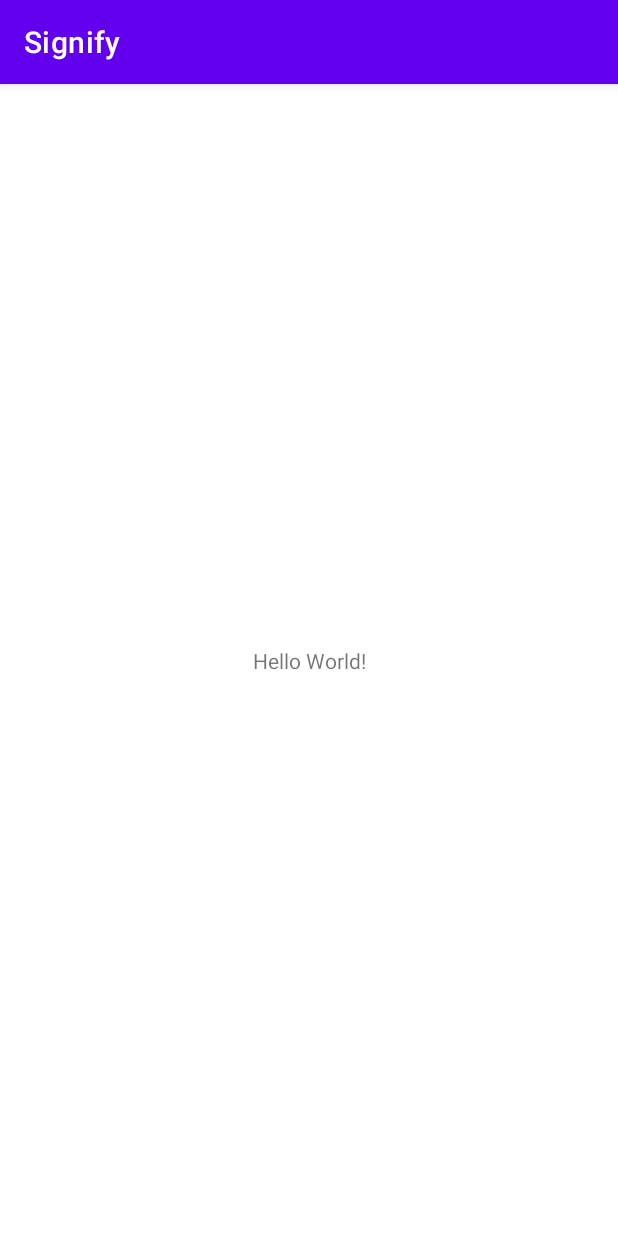
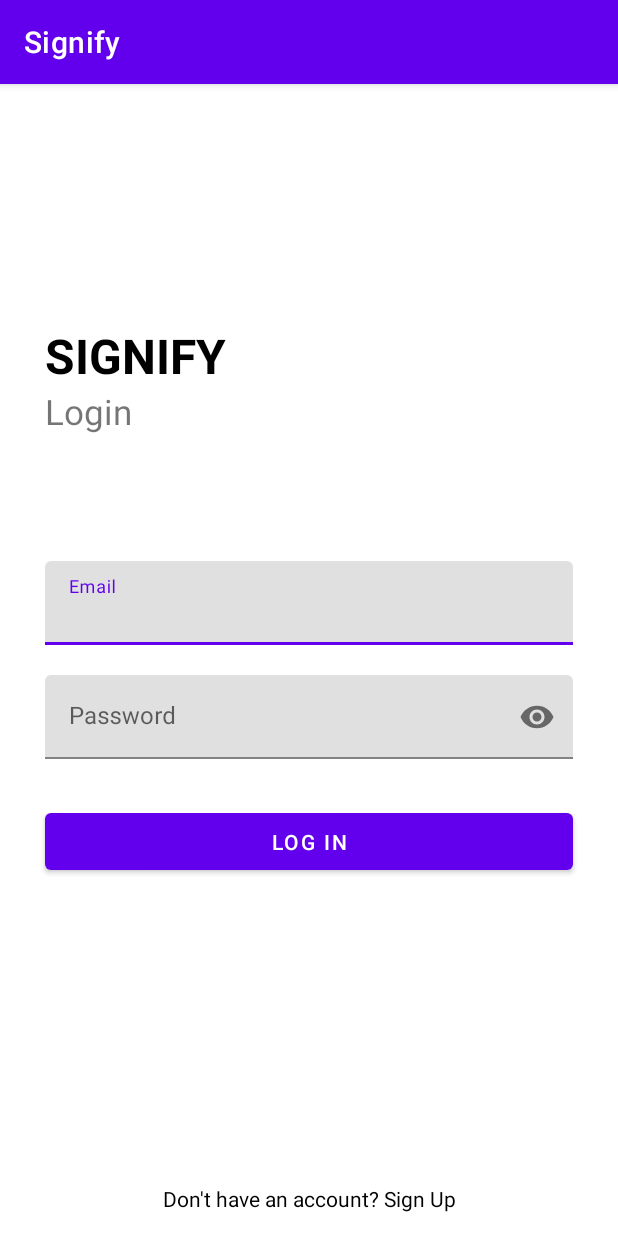
Before and after one commit to amreldeau/Signify, an Android app: the screen it shows after launch (MainActivity), on a phone screen of 412 x 824 dp. Run offline under Robolectric (Android 15) with nearby library versions, the phone set to English and light mode, and no system bars.

Commit message:
Login page: activity_main.xml

```diff
--- a/app/build.gradle
+++ b/app/build.gradle
@@ -41,4 +41,5 @@ dependencies {
     testImplementation 'junit:junit:4.13.2'
     androidTestImplementation 'androidx.test.ext:junit:1.1.3'
     androidTestImplementation 'androidx.test.espresso:espresso-core:3.4.0'
+    implementation 'com.google.android.material:material:1.5.0'
 }
--- a/app/src/main/res/layout/activity_main.xml
+++ b/app/src/main/res/layout/activity_main.xml
@@ -1,18 +1,98 @@
 <?xml version="1.0" encoding="utf-8"?>
-<androidx.constraintlayout.widget.ConstraintLayout xmlns:android="http://schemas.android.com/apk/res/android"
+<RelativeLayout xmlns:android="http://schemas.android.com/apk/res/android"
     xmlns:app="http://schemas.android.com/apk/res-auto"
     xmlns:tools="http://schemas.android.com/tools"
     android:layout_width="match_parent"
     android:layout_height="match_parent"
     tools:context=".MainActivity">
 
+    <RelativeLayout
+        android:layout_width="match_parent"
+        android:layout_height="wrap_content"
+        android:id="@+id/center_line"
+        android:layout_centerInParent="true">
+
+    </RelativeLayout>
+
+    <LinearLayout
+        android:layout_width="match_parent"
+        android:layout_height="wrap_content"
+        android:layout_marginLeft="30dp"
+        android:layout_marginRight="30dp"
+        android:layout_marginBottom="150dp"
+        android:layout_above="@id/center_line"
+        android:orientation="vertical">
+
+        <TextView
+            android:layout_width="match_parent"
+            android:layout_height="wrap_content"
+            android:text="@string/signify"
+            android:textSize="32sp"
+            android:textColor="@color/black"
+            android:textStyle="bold"/>
+
+        <TextView
+            android:layout_width="match_parent"
+            android:layout_height="wrap_content"
+            android:text="@string/login"
+            android:textSize="23sp"/>
+    </LinearLayout>
+
+    <com.google.android.material.textfield.TextInputLayout
+        android:layout_width="match_parent"
+        android:layout_height="wrap_content"
+        android:layout_above="@id/center_line"
+        android:layout_marginBottom="10dp"
+        android:layout_marginLeft="30dp"
+        android:layout_marginRight="30dp"
+        android:id="@+id/email">
+
+        <EditText
+            android:layout_width="match_parent"
+            android:layout_height="wrap_content"
+            android:id="@+id/login_email"
+            android:hint="@string/email"
+            android:inputType="textEmailAddress"/>
+    </com.google.android.material.textfield.TextInputLayout>
+
+    <com.google.android.material.textfield.TextInputLayout
+        android:layout_width="match_parent"
+        android:layout_height="wrap_content"
+        android:layout_below="@id/center_line"
+        android:layout_marginTop="10dp"
+        android:layout_marginLeft="30dp"
+        android:layout_marginRight="30dp"
+        android:id="@+id/password"
+        app:passwordToggleEnabled="true">
+
+        <EditText
+            android:layout_width="match_parent"
+            android:layout_height="wrap_content"
+            android:id="@+id/login_password"
+            android:hint="@string/password"
+            android:inputType="textPassword"/>
+    </com.google.android.material.textfield.TextInputLayout>
+
+    <Button
+        android:layout_width="match_parent"
+        android:layout_height="50dp"
+        android:layout_marginLeft="30dp"
+        android:layout_marginRight="30dp"
+        android:layout_marginTop="30dp"
+        android:id="@+id/login"
+        android:text="@string/log_in"
+        android:layout_below="@id/password"/>
+
     <TextView
-        android:layout_width="wrap_content"
+        android:layout_width="match_parent"
         android:layout_height="wrap_content"
-        android:text="Hello World!"
-        app:layout_constraintBottom_toBottomOf="parent"
-        app:layout_constraintEnd_toEndOf="parent"
-        app:layout_constraintStart_toStartOf="parent"
-        app:layout_constraintTop_toTopOf="parent" />
+        android:layout_alignParentBottom="true"
+        android:layout_marginLeft="20dp"
+        android:layout_marginRight="20dp"
+        android:layout_marginBottom="15dp"
+        android:textAlignment="center"
+        android:text="@string/don_t_have_an_account_sign_up"
+        android:textColor="@color/black"/>
 
-</androidx.constraintlayout.widget.ConstraintLayout>
+
+</RelativeLayout>
--- a/app/src/main/res/values/strings.xml
+++ b/app/src/main/res/values/strings.xml
@@ -1,3 +1,10 @@
 <resources>
     <string name="app_name">Signify</string>
+    <string name="signify">SIGNIFY</string>
+    <string name="login">Login</string>
+    <string name="password">Password</string>
+    <string name="email">Email</string>
+    <string name="don_t_have_an_account_sign_up">Don\'t have an account? Sign Up</string>
+    <string name="log_in">Log In</string>
+    <string name="enter_password">enter password</string>
 </resources>
```
